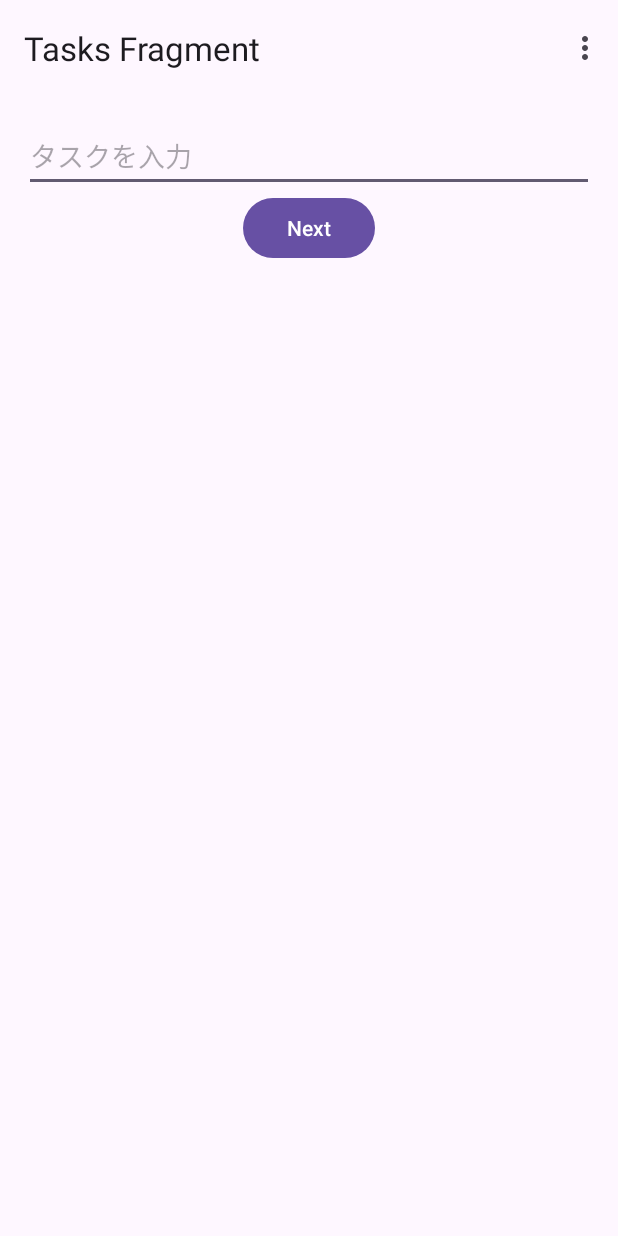
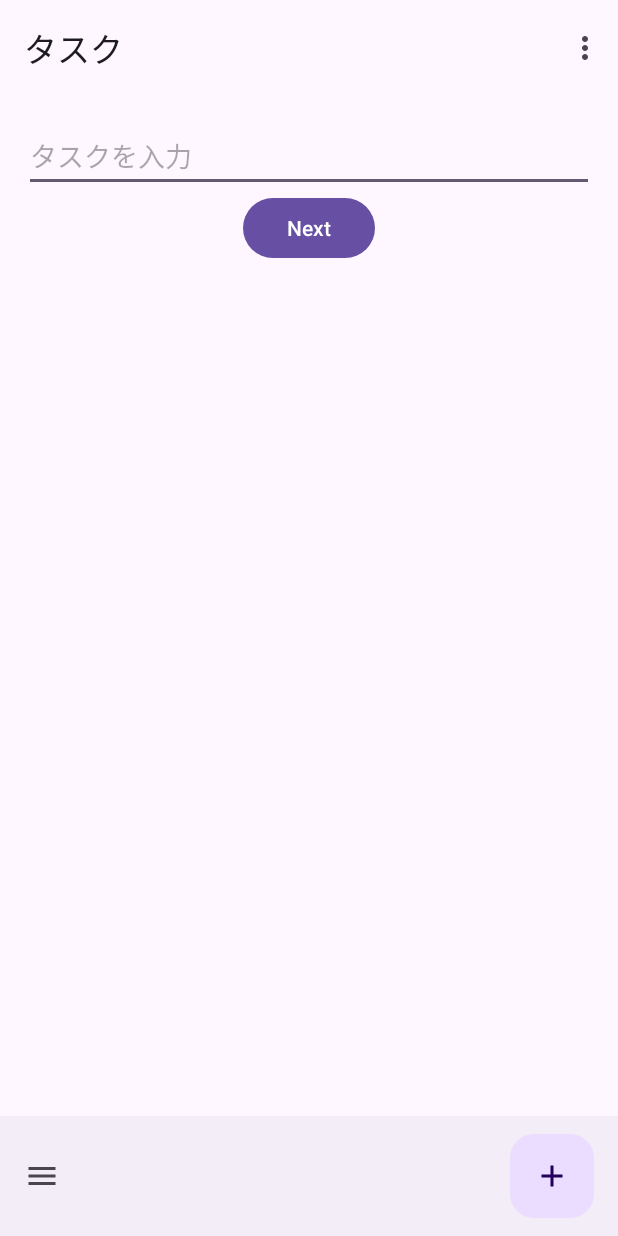
Before and after one commit to uryonym/ynym-portal-android-view, an Android app: the screen it shows after launch (MainActivity), on a phone screen of 412 x 824 dp. Run offline under Robolectric (Android 15) with nearby library versions, the phone set to English and light mode, and no system bars; our stand-ins replace Dagger/Hilt's generated code, Room's generated code, data binding, navigation-ui.

Commit message:
新規タスク画面への遷移ナビゲーション処理を実装

```diff
--- a/app/build.gradle
+++ b/app/build.gradle
@@ -3,6 +3,7 @@ plugins {
     id 'org.jetbrains.kotlin.android'
     id 'kotlin-kapt'
     id 'com.google.dagger.hilt.android'
+    id 'androidx.navigation.safeargs.kotlin'
 }
 
 android {
--- a/app/src/main/java/com/uryonym/ynymportal/view/TasksViewModel.kt
+++ b/app/src/main/java/com/uryonym/ynymportal/view/TasksViewModel.kt
@@ -22,6 +22,10 @@ class TasksViewModel @Inject constructor(
 
     val title = MutableLiveData<String>()
 
+    private val _navigateAddTask = MutableLiveData<Boolean?>()
+    val navigateAddTask: LiveData<Boolean?>
+        get() = _navigateAddTask
+
     fun onCreateTask() {
         val taskTitle = title.value
 
@@ -33,6 +37,15 @@ class TasksViewModel @Inject constructor(
         createTask(Task(title = taskTitle))
     }
 
+    fun onNavigateAddTask() {
+        Log.i("TasksViewModel:onNavigateAddTask","新しいタスクを作成する")
+        _navigateAddTask.value = true
+    }
+
+    fun doneNavigateAddTask() {
+        _navigateAddTask.value = null
+    }
+
     private fun createTask(newTask: Task) {
         viewModelScope.launch {
             taskRepository.addTask(newTask)
--- /dev/null
+++ b/app/src/main/res/drawable/ic_close_24dp.xml
@@ -0,0 +1,5 @@
+<vector android:height="24dp" android:tint="#000000"
+    android:viewportHeight="24" android:viewportWidth="24"
+    android:width="24dp" xmlns:android="http://schemas.android.com/apk/res/android">
+    <path android:fillColor="@android:color/white" android:pathData="M19,6.41L17.59,5 12,10.59 6.41,5 5,6.41 10.59,12 5,17.59 6.41,19 12,13.41 17.59,19 19,17.59 13.41,12z"/>
+</vector>
--- /dev/null
+++ b/app/src/main/res/drawable/ic_drawer_menu_24dp.xml
@@ -0,0 +1,5 @@
+<vector android:height="24dp" android:tint="#000000"
+    android:viewportHeight="24" android:viewportWidth="24"
+    android:width="24dp" xmlns:android="http://schemas.android.com/apk/res/android">
+    <path android:fillColor="@android:color/white" android:pathData="M3,18h18v-2L3,16v2zM3,13h18v-2L3,11v2zM3,6v2h18L21,6L3,6z"/>
+</vector>
--- a/app/src/main/res/layout/fragment_second.xml
+++ b/app/src/main/res/layout/add_task_fragment.xml
@@ -4,7 +4,7 @@
     xmlns:tools="http://schemas.android.com/tools"
     android:layout_width="match_parent"
     android:layout_height="match_parent"
-    tools:context=".SecondFragment">
+    tools:context=".view.AddTaskFragment">
 
     <androidx.constraintlayout.widget.ConstraintLayout
         android:layout_width="match_parent"
--- a/app/src/main/res/layout/tasks_fragment.xml
+++ b/app/src/main/res/layout/tasks_fragment.xml
@@ -1,6 +1,7 @@
 <?xml version="1.0" encoding="utf-8"?>
 <layout xmlns:android="http://schemas.android.com/apk/res/android"
-    xmlns:app="http://schemas.android.com/apk/res-auto">
+    xmlns:app="http://schemas.android.com/apk/res-auto"
+    xmlns:tools="http://schemas.android.com/tools">
 
     <data>
 
@@ -9,11 +10,15 @@
             type="com.uryonym.ynymportal.view.TasksViewModel" />
     </data>
 
-    <androidx.constraintlayout.widget.ConstraintLayout xmlns:tools="http://schemas.android.com/tools"
+    <androidx.coordinatorlayout.widget.CoordinatorLayout
         android:layout_width="match_parent"
         android:layout_height="match_parent"
-        android:padding="16dp"
         tools:context=".view.TasksFragment">
+
+        <androidx.constraintlayout.widget.ConstraintLayout
+            android:layout_width="match_parent"
+            android:layout_height="match_parent"
+            android:padding="16dp">
 
             <EditText
                 android:id="@+id/task_title"
@@ -47,4 +52,23 @@
                 app:layout_constraintStart_toStartOf="parent"
                 app:layout_constraintTop_toBottomOf="@+id/create_button" />
         </androidx.constraintlayout.widget.ConstraintLayout>
+
+        <com.google.android.material.bottomappbar.BottomAppBar
+            android:id="@+id/task_bottom_appbar"
+            android:layout_width="match_parent"
+            android:layout_height="wrap_content"
+            android:layout_gravity="bottom"
+            app:navigationIcon="@drawable/ic_drawer_menu_24dp" />
+
+        <com.google.android.material.floatingactionbutton.FloatingActionButton
+            android:id="@+id/add_task_fab"
+            android:layout_width="wrap_content"
+            android:layout_height="wrap_content"
+            android:contentDescription="@string/add_new_task"
+            android:onClick="@{() -> viewModel.onNavigateAddTask()}"
+            app:layout_anchor="@id/task_bottom_appbar"
+            app:srcCompat="@drawable/ic_add_24dp" />
+
+    </androidx.coordinatorlayout.widget.CoordinatorLayout>
+
 </layout>
--- a/app/src/main/res/navigation/nav_graph.xml
+++ b/app/src/main/res/navigation/nav_graph.xml
@@ -3,26 +3,26 @@
     xmlns:app="http://schemas.android.com/apk/res-auto"
     xmlns:tools="http://schemas.android.com/tools"
     android:id="@+id/nav_graph"
-    app:startDestination="@id/TasksFragment">
+    app:startDestination="@id/tasks_fragment">
 
     <fragment
-        android:id="@+id/TasksFragment"
+        android:id="@+id/tasks_fragment"
         android:name="com.uryonym.ynymportal.view.TasksFragment"
         android:label="@string/tasks_fragment_label"
         tools:layout="@layout/tasks_fragment">
 
         <action
-            android:id="@+id/action_FirstFragment_to_SecondFragment"
-            app:destination="@id/SecondFragment" />
+            android:id="@+id/action_TasksFragment_to_AddTaskFragment"
+            app:destination="@id/add_task_fragment"
+            app:enterAnim="@anim/nav_default_enter_anim"
+            app:exitAnim="@anim/nav_default_exit_anim"
+            app:popEnterAnim="@anim/nav_default_pop_enter_anim"
+            app:popExitAnim="@anim/nav_default_pop_exit_anim" />
     </fragment>
     <fragment
-        android:id="@+id/SecondFragment"
-        android:name="com.uryonym.ynymportal.SecondFragment"
-        android:label="@string/second_fragment_label"
-        tools:layout="@layout/fragment_second">
-
-        <action
-            android:id="@+id/action_SecondFragment_to_FirstFragment"
-            app:destination="@id/TasksFragment" />
+        android:id="@+id/add_task_fragment"
+        android:name="com.uryonym.ynymportal.view.AddTaskFragment"
+        android:label="@string/add_task_fragment_label"
+        tools:layout="@layout/add_task_fragment">
     </fragment>
 </navigation>
--- a/app/src/main/res/values/strings.xml
+++ b/app/src/main/res/values/strings.xml
@@ -2,8 +2,8 @@
     <string name="app_name">ynymportal</string>
     <string name="action_settings">Settings</string>
     <!-- Strings used for fragments for navigation -->
-    <string name="tasks_fragment_label">Tasks Fragment</string>
-    <string name="second_fragment_label">Second Fragment</string>
+    <string name="tasks_fragment_label">タスク</string>
+    <string name="add_task_fragment_label">タスクの追加</string>
     <string name="next">Next</string>
     <string name="previous">Previous</string>
 
@@ -44,4 +44,5 @@
         vestibulum. Fusce dictum libero quis erat maximus, vitae volutpat diam dignissim.
     </string>
     <string name="input_task_title">タスクを入力</string>
+    <string name="add_new_task">タスクを追加</string>
 </resources>
```
Also changed, not shown: app/src/main/java/com/uryonym/ynymportal/SecondFragment.kt (deleted, +0 -44 lines), app/src/main/java/com/uryonym/ynymportal/view/AddTaskFragment.kt (added, +44 -0 lines), app/src/main/java/com/uryonym/ynymportal/view/TasksFragment.kt (+9 -0 lines), build.gradle (+9 -0 lines). Lines whose indentation alone changed are shown as unchanged.
